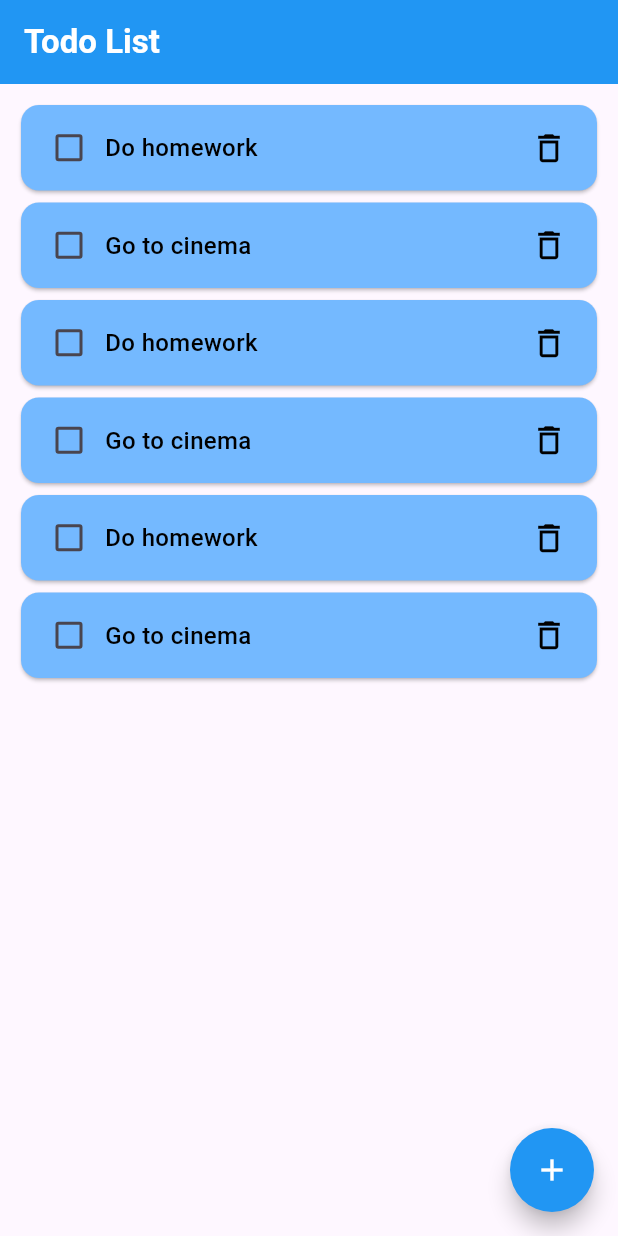
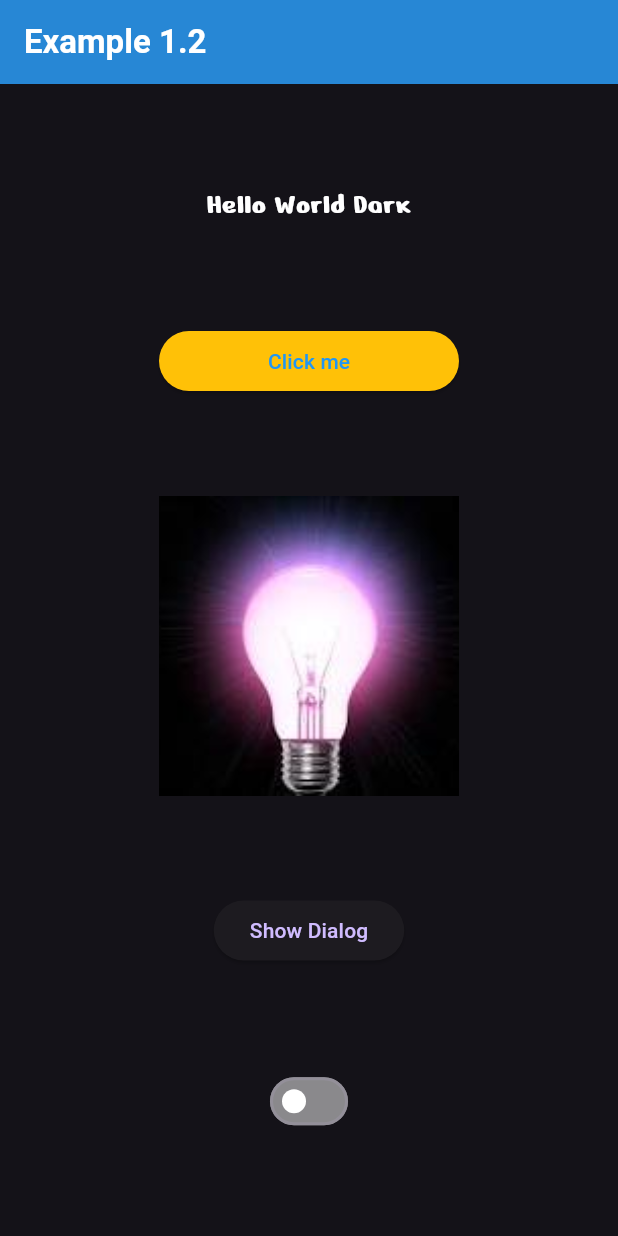
Before and after one commit to ManhQuynhDev/oct_example_l1, a Flutter app: the screen it shows after launch, on a phone screen of 412 x 824 dp. Run offline on Flutter 3.47's test engine with Material 3 defaults, Android fonts, the phone set to English and light mode, and no system bars.

Commit message:
example 1.2

```diff
--- a/lib/main.dart
+++ b/lib/main.dart
@@ -1,6 +1,6 @@
 import 'package:flutter/material.dart';
-import 'package:oct_exercise_l1/screen/home_screen.dart';
+import 'package:oct_exercise_l1/screen/example1.2_screen.dart';
 
 void main() {
-  runApp( MyApp());
+  runApp( SecondScreend());
 }
--- /dev/null
+++ b/lib/screen/example1.2_screen.dart
@@ -0,0 +1,100 @@
+import 'package:flutter/material.dart';
+
+class SecondScreend extends StatefulWidget {
+  const SecondScreend({super.key});
+
+  @override
+  State<SecondScreend> createState() => _SecondScreendState();
+}
+
+class _SecondScreendState extends State<SecondScreend> {
+
+  bool _isSwitched = false;
+
+  ThemeData _dark = ThemeData(brightness: Brightness.dark);
+  ThemeData _light = ThemeData(brightness: Brightness.light);
+
+  @override
+  Widget build(BuildContext context) {
+    String url = _isSwitched == false ? 'images/dark.jpg' : 'images/light.png';
+    return MaterialApp(
+      theme: _isSwitched ? _light : _dark,
+      home: Scaffold(
+          appBar: AppBar(
+            title: Text('Example 1.2',
+                style: TextStyle(
+                    color: Colors.white, fontWeight: FontWeight.bold)),
+            backgroundColor: const Color.fromARGB(255, 39, 135, 213),
+          ),
+          body: Container(
+            width: double.infinity,
+            child: Column(
+              mainAxisAlignment: MainAxisAlignment.spaceEvenly,
+              crossAxisAlignment: CrossAxisAlignment.center,
+              children: [
+                Text('Hello World ${_isSwitched ? 'Light' : 'Dark'}',
+                    style: TextStyle(
+                        color: _isSwitched ? Colors.black : Colors.white,
+                        fontSize: 20,
+                        fontFamily: 'NerkoOne-Regular')),
+                ElevatedButton(
+                    onPressed: () {},
+                    child: Text('Click me'),
+                    style: ElevatedButton.styleFrom(
+                        backgroundColor: Colors.amber,
+                        foregroundColor: Colors.blue,
+                        minimumSize: Size(200, 40))),
+                Image(
+                  image: AssetImage(
+                      url),
+                  width: 200,
+                  height: 200,
+                  fit: BoxFit.cover,
+                ),
+                DialogExample(),
+                Switch(
+                  value: _isSwitched,
+                  onChanged: (bool value) {
+                    setState(() {
+                      _isSwitched = value;
+                    });
+                  },
+                  activeColor: Colors.green,
+                  inactiveThumbColor: Colors.white,
+                  activeTrackColor: Colors.green.withOpacity(0.5),
+                  inactiveTrackColor: Colors.white.withOpacity(0.5),
+                )
+              ],
+            ),
+          )),
+    );
+  }
+}
+
+class DialogExample extends StatelessWidget {
+  const DialogExample({super.key});
+
+  @override
+  Widget build(BuildContext context) {
+    return ElevatedButton(
+      onPressed: () => showDialog<String>(
+        context: context,
+        builder: (BuildContext context) => AlertDialog(
+          title: const Text('Delete'),
+          content: const Text('Do you want to delete this products'),
+          actions: <Widget>[
+            TextButton(
+              onPressed: () => Navigator.pop(context, 'Cancel'),
+              child: const Text('Cancel'),
+            ),
+            TextButton(
+              onPressed: () => Navigator.pop(context, 'OK'),
+              child: const Text('OK'),
+            ),
+          ],
+        ),
+      ),
+      child: const Text('Show Dialog'),
+    );
+  }
+}
```
Also changed, not shown: pubspec.yaml (+6 -2 lines), assets/fonts/NerkoOne-Regular.ttf (added), images/dark.jpg (added), images/light.png (added).
